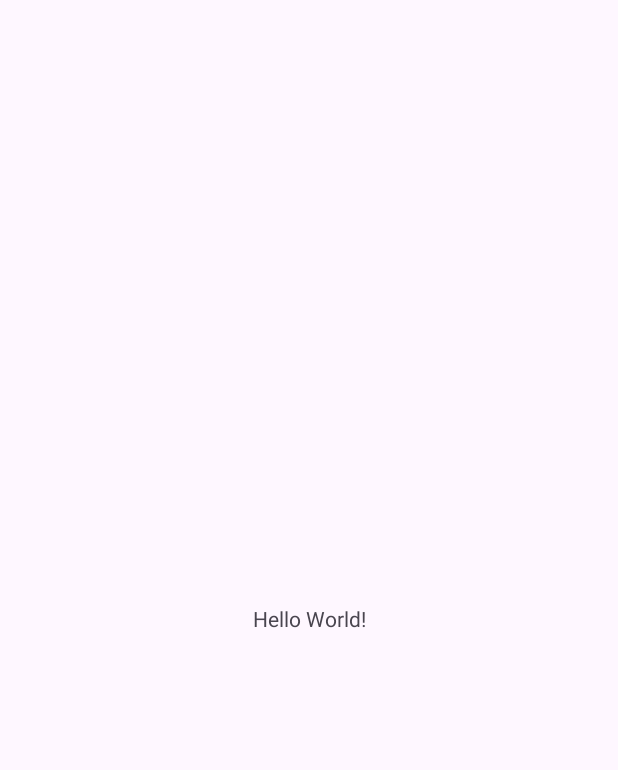
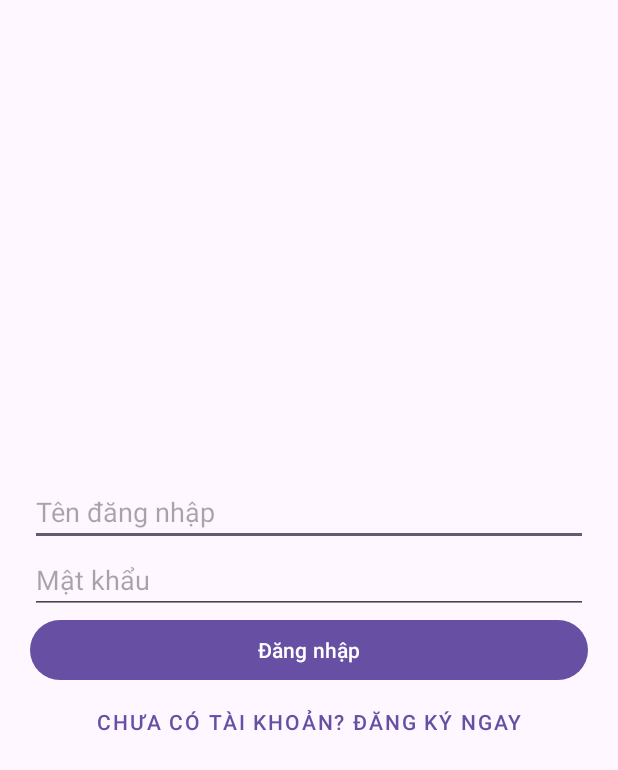
Before and after one commit to leehugw/NT213.Q12.ANTT_Group06_Anatomy-of-Mobile, an Android app: the screen it shows after launch (MainActivity before the commit, LoginActivity after it), on a phone screen of 412 x 824 dp. Before the commit the part shown is almost empty. Shown: the top 770 px of the screen. Run offline under Robolectric (Android 15) with nearby library versions, the phone set to English and light mode, and no system bars.

```diff
--- a/app/build.gradle.kts
+++ b/app/build.gradle.kts
@@ -21,7 +21,8 @@ android {
 
     buildTypes {
         release {
-            isMinifyEnabled = false
+            isMinifyEnabled = true // Bật ProGuard (R8)
+            isShrinkResources = true // (Tùy chọn) Xóa tài nguyên thừa
             proguardFiles(
                 getDefaultProguardFile("proguard-android-optimize.txt"),
                 "proguard-rules.pro"
--- /dev/null
+++ b/app/src/main/java/com/example/anatomy_of_mobile/LoginActivity.kt
@@ -0,0 +1,48 @@
+package com.example.anatomy_of_mobile
+
+import android.content.Intent
+import android.os.Bundle
+import android.widget.Button
+import android.widget.EditText
+import android.widget.Toast
+import androidx.appcompat.app.AppCompatActivity
+
+class LoginActivity : AppCompatActivity() {
+    private lateinit var db: DatabaseHelper
+
+    override fun onCreate(savedInstanceState: Bundle?) {
+        super.onCreate(savedInstanceState)
+        setContentView(R.layout.activity_login)
+
+        db = DatabaseHelper(this)
+        val user = findViewById<EditText>(R.id.etUsernameLogin)
+        val pass = findViewById<EditText>(R.id.etPasswordLogin)
+        val btnLogin = findViewById<Button>(R.id.btnLogin)
+        val btnGoToRegister = findViewById<Button>(R.id.btnGoToRegister)
+
+        btnLogin.setOnClickListener {
+            val username = user.text.toString()
+            val password = pass.text.toString()
+
+            if (username.isEmpty() || password.isEmpty()) {
+                Toast.makeText(this, "Vui lòng nhập đầy đủ", Toast.LENGTH_SHORT).show()
+            } else {
+                val check = db.checkUser(username, password)
+                if (check) {
+                    Toast.makeText(this, "Đăng nhập thành công", Toast.LENGTH_SHORT).show()
+                    val intent = Intent(this, MainActivity::class.java)
+                    intent.putExtra("USERNAME", username) // Gửi tên user sang Home
+                    startActivity(intent)
+                    finish() // Đóng màn hình Login để không quay lại được bằng nút Back
+                } else {
+                    Toast.makeText(this, "Sai tài khoản hoặc mật khẩu", Toast.LENGTH_SHORT).show()
+                }
+            }
+        }
+
+        btnGoToRegister.setOnClickListener {
+            val intent = Intent(this, RegisterActivity::class.java)
+            startActivity(intent)
+        }
+    }
+}
--- a/app/src/main/java/com/example/anatomy_of_mobile/MainActivity.kt
+++ b/app/src/main/java/com/example/anatomy_of_mobile/MainActivity.kt
@@ -1,20 +1,27 @@
 package com.example.anatomy_of_mobile
 
+import android.content.Intent
 import android.os.Bundle
-import androidx.activity.enableEdgeToEdge
+import android.widget.Button
+import android.widget.TextView
 import androidx.appcompat.app.AppCompatActivity
-import androidx.core.view.ViewCompat
-import androidx.core.view.WindowInsetsCompat
 
 class MainActivity : AppCompatActivity() {
     override fun onCreate(savedInstanceState: Bundle?) {
         super.onCreate(savedInstanceState)
-        enableEdgeToEdge()
         setContentView(R.layout.activity_main)
-        ViewCompat.setOnApplyWindowInsetsListener(findViewById(R.id.main)) { v, insets ->
-            val systemBars = insets.getInsets(WindowInsetsCompat.Type.systemBars())
-            v.setPadding(systemBars.left, systemBars.top, systemBars.right, systemBars.bottom)
-            insets
+
+        val tvWelcome = findViewById<TextView>(R.id.tvWelcome)
+        val btnLogout = findViewById<Button>(R.id.btnLogout)
+
+        // Lấy tên user từ LoginActivity gửi sang
+        val username = intent.getStringExtra("USERNAME")
+        tvWelcome.text = "Xin chào, $username!"
+
+        btnLogout.setOnClickListener {
+            val intent = Intent(this, LoginActivity::class.java)
+            startActivity(intent)
+            finish()
         }
     }
 }
--- /dev/null
+++ b/app/src/main/res/layout/activity_login.xml
@@ -0,0 +1,34 @@
+<?xml version="1.0" encoding="utf-8"?>
+<LinearLayout xmlns:android="http://schemas.android.com/apk/res/android"
+    android:layout_width="match_parent"
+    android:layout_height="match_parent"
+    android:orientation="vertical"
+    android:padding="20dp"
+    android:gravity="center">
+
+    <EditText
+        android:id="@+id/etUsernameLogin"
+        android:layout_width="match_parent"
+        android:layout_height="wrap_content"
+        android:hint="Tên đăng nhập" />
+
+    <EditText
+        android:id="@+id/etPasswordLogin"
+        android:layout_width="match_parent"
+        android:layout_height="wrap_content"
+        android:hint="Mật khẩu"
+        android:inputType="textPassword" />
+
+    <Button
+        android:id="@+id/btnLogin"
+        android:layout_width="match_parent"
+        android:layout_height="wrap_content"
+        android:text="Đăng nhập" />
+
+    <Button
+        android:id="@+id/btnGoToRegister"
+        android:layout_width="match_parent"
+        android:layout_height="wrap_content"
+        android:text="Chưa có tài khoản? Đăng ký ngay"
+        style="@style/Widget.MaterialComponents.Button.TextButton"/>
+</LinearLayout>
--- a/app/src/main/res/layout/activity_main.xml
+++ b/app/src/main/res/layout/activity_main.xml
@@ -1,19 +1,21 @@
 <?xml version="1.0" encoding="utf-8"?>
-<androidx.constraintlayout.widget.ConstraintLayout xmlns:android="http://schemas.android.com/apk/res/android"
-    xmlns:app="http://schemas.android.com/apk/res-auto"
-    xmlns:tools="http://schemas.android.com/tools"
-    android:id="@+id/main"
+<LinearLayout xmlns:android="http://schemas.android.com/apk/res/android"
     android:layout_width="match_parent"
     android:layout_height="match_parent"
-    tools:context=".MainActivity">
+    android:orientation="vertical"
+    android:gravity="center">
 
     <TextView
+        android:id="@+id/tvWelcome"
         android:layout_width="wrap_content"
         android:layout_height="wrap_content"
-        android:text="Hello World!"
-        app:layout_constraintBottom_toBottomOf="parent"
-        app:layout_constraintEnd_toEndOf="parent"
-        app:layout_constraintStart_toStartOf="parent"
-        app:layout_constraintTop_toTopOf="parent" />
+        android:text="Xin chào!"
+        android:textSize="24sp" />
 
-</androidx.constraintlayout.widget.ConstraintLayout>
+    <Button
+        android:id="@+id/btnLogout"
+        android:layout_width="wrap_content"
+        android:layout_height="wrap_content"
+        android:layout_marginTop="20dp"
+        android:text="Đăng xuất" />
+</LinearLayout>
```
Also changed, not shown: app/src/main/AndroidManifest.xml (+14 -2 lines), app/src/main/java/com/example/anatomy_of_mobile/DatabaseHelper.kt (added, +46 -0 lines), app/src/main/java/com/example/anatomy_of_mobile/RegisterActivity.kt (added, +49 -0 lines), app/src/main/res/layout/activity_register.xml (added, +34 -0 lines).
